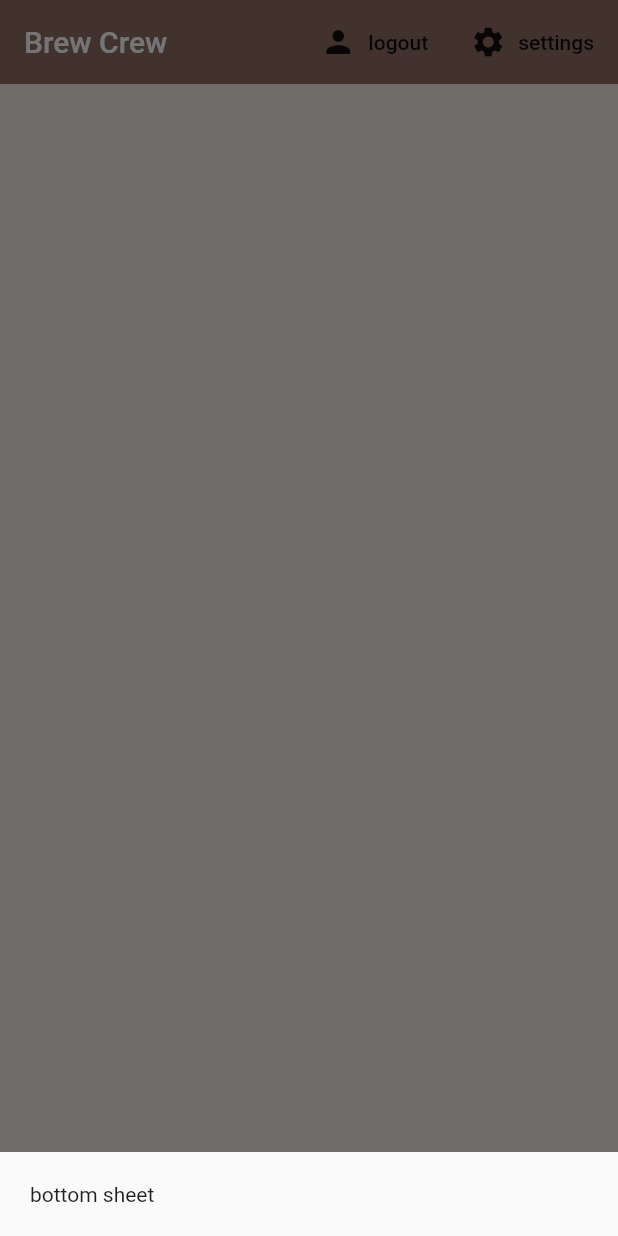
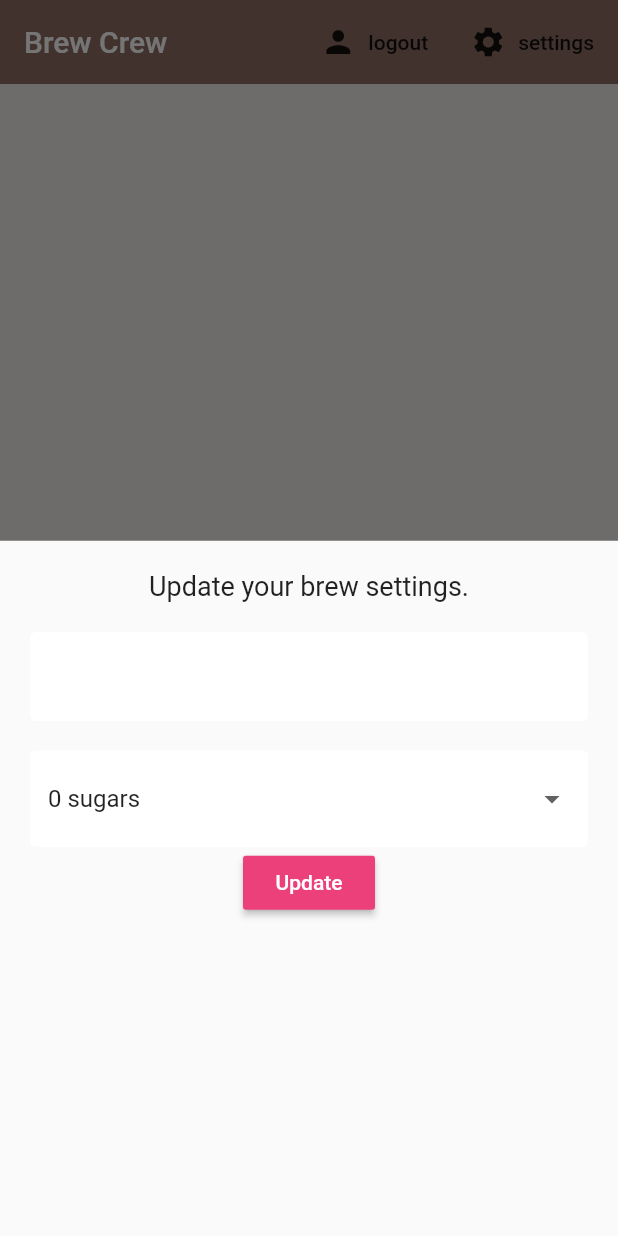
Before and after one commit to sai-myne/Firebase-Flutter, a Flutter app: the screen it shows once a user with an empty profile is signed in, after a tap on "settings", on a phone screen of 412 x 824 dp. Run offline on Flutter 3.47's test engine with Material 2 defaults, Android fonts, the phone set to English and light mode, and no system bars; our stand-ins replace cloud_firestore, firebase_auth, flutter_spinkit; accounts and stored records are empty.

Commit message:
Drop-downs

```diff
--- a/lib/screens/home/home.dart
+++ b/lib/screens/home/home.dart
@@ -1,3 +1,4 @@
+import 'package:brew_crew/screens/home/settings_form.dart';
 import 'package:brew_crew/services/auth.dart';
 import 'package:flutter/material.dart';
 import 'package:brew_crew/services/database.dart';
@@ -15,7 +16,7 @@ class Home extends StatelessWidget {
           builder: (context) {
             return Container(
               padding: EdgeInsets.symmetric(vertical: 20.0, horizontal: 20.0),
-              child: Text('bottom sheet'),
+              child: SettingsForm(),
             );
           });
     }
--- /dev/null
+++ b/lib/screens/home/settings_form.dart
@@ -0,0 +1,59 @@
+import 'package:flutter/material.dart';
+import 'package:brew_crew/shared/constants.dart';
+
+class SettingsForm extends StatefulWidget {
+  @override
+  _SettingsFormState createState() => _SettingsFormState();
+}
+
+class _SettingsFormState extends State<SettingsForm> {
+  final _formKey = GlobalKey<FormState>();
+  final List<String> sugars = ['0', '1', '2', '3', '4'];
+
+  // form values
+  String _currentName;
+  String _currentSugars;
+  int _currentStrength;
+
+  @override
+  Widget build(BuildContext context) {
+    return Container(
+      key: _formKey,
+      child: Column(
+        children: <Widget>[
+          Text('Update your brew settings.', style: TextStyle(fontSize: 18.0)),
+          SizedBox(height: 20.0),
+          TextFormField(
+            decoration: textInputDecoration,
+            validator: (val) => val.isEmpty ? 'Please enter a name' : null,
+            onChanged: (val) => setState(() => _currentName = val),
+          ),
+          SizedBox(height: 20.0),
+          // dropdown
+          DropdownButtonFormField(
+              decoration: textInputDecoration,
+              value: _currentSugars ?? '0',
+              items: sugars.map((sugar) {
+                return DropdownMenuItem(
+                  value: sugar,
+                  child: Text('$sugar sugars'),
+                );
+              }).toList(),
+              onChanged: (val) => setState(() => _currentSugars = val)),
+          // slider
+          RaisedButton(
+              color: Colors.pink[400],
+              child: Text(
+                'Update',
+                style: TextStyle(color: Colors.white),
+              ),
+              onPressed: () async {
+                print(_currentName);
+                print(_currentSugars);
+                print(_currentStrength);
+              }),
+        ],
+      ),
+    );
+  }
+}
```
